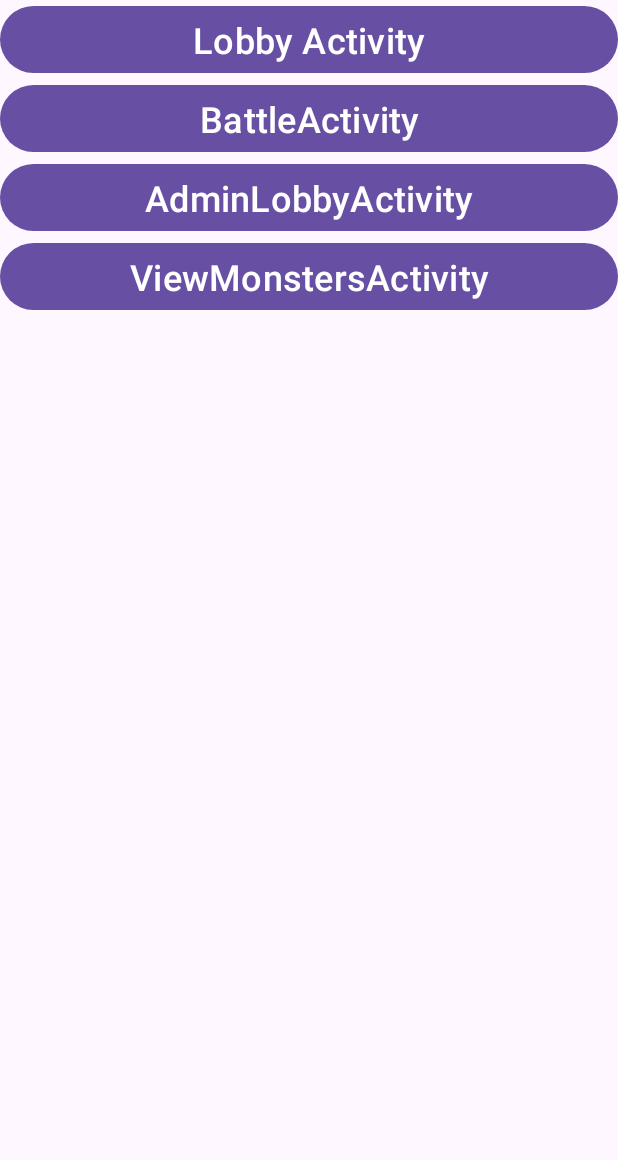
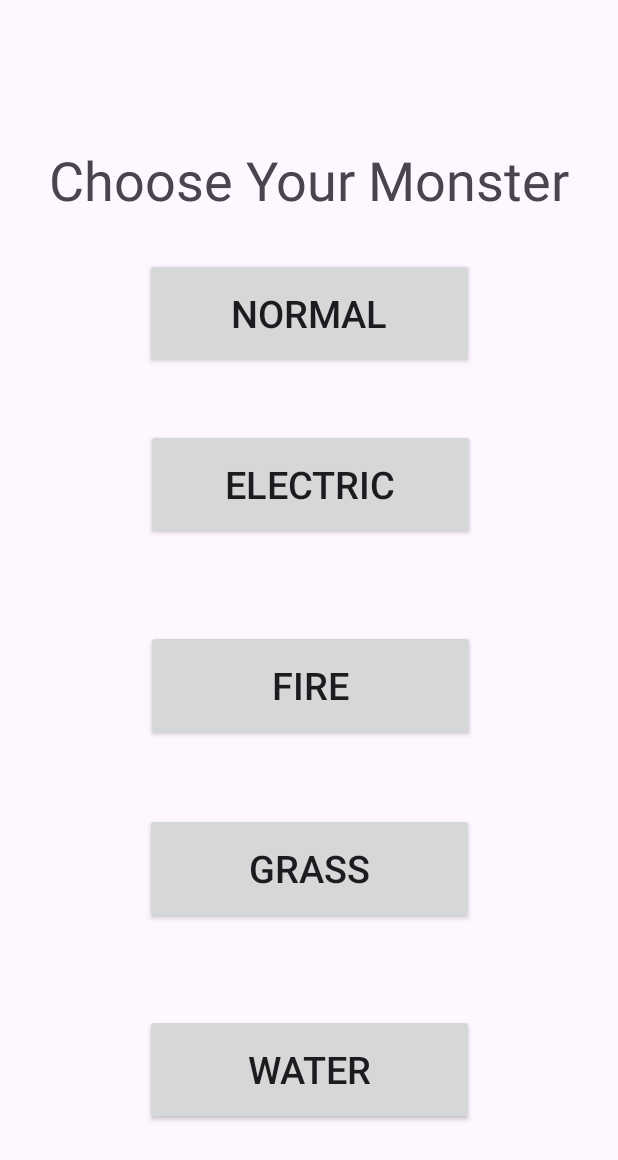
Before and after one commit to qzmp010/Lutra_Legally_Distinct_Pocket_Monster_Arena, an Android app: the screen it shows after launch (MainActivity before the commit, ChooseMonsterActivity after it), after a tap on "ViewMonstersActivity", on a phone screen of 412 x 824 dp. Shown: the top 1160 px of the screen. Run offline under Robolectric (Android 15) with nearby library versions, the light colour scheme and no system bars.

Commit message:
hooked up the button in MainActivity for ChooseMonsterActivity, added the missing strings resources in string.xml,

```diff
--- a/app/src/main/AndroidManifest.xml
+++ b/app/src/main/AndroidManifest.xml
@@ -12,6 +12,9 @@
         android:supportsRtl="true"
         android:theme="@style/Theme.LutraLegallyDistinctPocketMonsterArena"
         tools:targetApi="31">
+        <activity
+            android:name=".ChooseMonsterActivity"
+            android:exported="false" />
         <activity
             android:name=".LobbyActivity"
             android:exported="false" />
--- a/app/src/main/java/com/lutra/legallydistinctpocketmonsterarea/ChooseMonsterActivity.java
+++ b/app/src/main/java/com/lutra/legallydistinctpocketmonsterarea/ChooseMonsterActivity.java
@@ -1,5 +1,6 @@
 package com.lutra.legallydistinctpocketmonsterarea;
 
+import android.content.Context;
 import android.content.DialogInterface;
 import android.content.Intent;
 import android.os.Bundle;
@@ -26,7 +27,7 @@ public class ChooseMonsterActivity extends AppCompatActivity {
 
     @Override
     protected void onCreate(Bundle savedInstanceState) {
-        ActivityChooseMonsterBinding binding = ActivityChooseMonsterBinding.inflate(getLayoutInflater());
+        binding = ActivityChooseMonsterBinding.inflate(getLayoutInflater());
         super.onCreate(savedInstanceState);
 
         setContentView(binding.getRoot());
@@ -109,6 +110,10 @@ public class ChooseMonsterActivity extends AppCompatActivity {
         Intent intent = new Intent(ChooseMonsterActivity.this, LobbyActivity.class);
         startActivity(intent);
     }
+    public static Intent intentFactory(Context context) {
+        Intent intent = new Intent(context, ChooseMonsterActivity.class);
+        return intent;
+    }
 
 
 
--- a/app/src/main/java/com/lutra/legallydistinctpocketmonsterarea/MainActivity.java
+++ b/app/src/main/java/com/lutra/legallydistinctpocketmonsterarea/MainActivity.java
@@ -44,5 +44,12 @@ public class MainActivity extends AppCompatActivity {
         startActivity(ViewMonstersActivity.intentFactory(getApplicationContext()));
       }
     });
+    binding.ChooseMonsterActivityButton.setOnClickListener(new View.OnClickListener() {
+      @Override
+      public void onClick(View view) {
+        startActivity(ChooseMonsterActivity.intentFactory(getApplicationContext()));
+      }
+    });
+
   }
 }
--- a/app/src/main/res/values/strings.xml
+++ b/app/src/main/res/values/strings.xml
@@ -21,5 +21,16 @@
     <string name="Logout">Logout</string>
     <string name="button">Button</string>
     <string name="Battle">Battle</string>
+    <string name="choosemonsteractivity">ChooseMonsterActivity</string>
+    <string name="choose_monster">Choose Your Monster</string>
+    <string name="Normal">Normal</string>
+    <string name="electric">Electric</string>
+    <string name="fire">Fire</string>
+    <string name="grass">Grass</string>
+    <string name="water">Water</string>
+    <string name="enter_a_nickname">Enter a nickname</string>
+    <string name="my_monsters">My Monsters</string>
+
+
 
 </resources>
```
Also changed, not shown: app/src/main/res/layout/activity_main.xml (+10 -0 lines).
